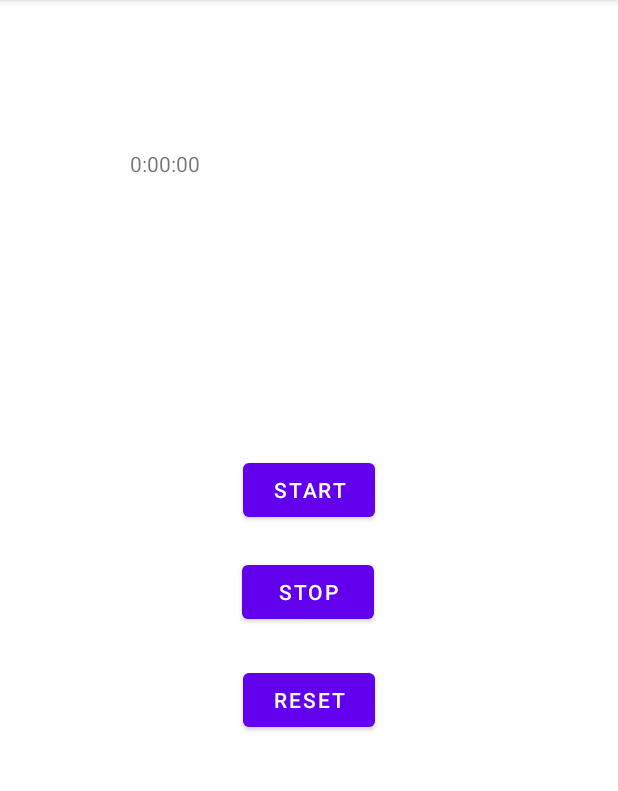
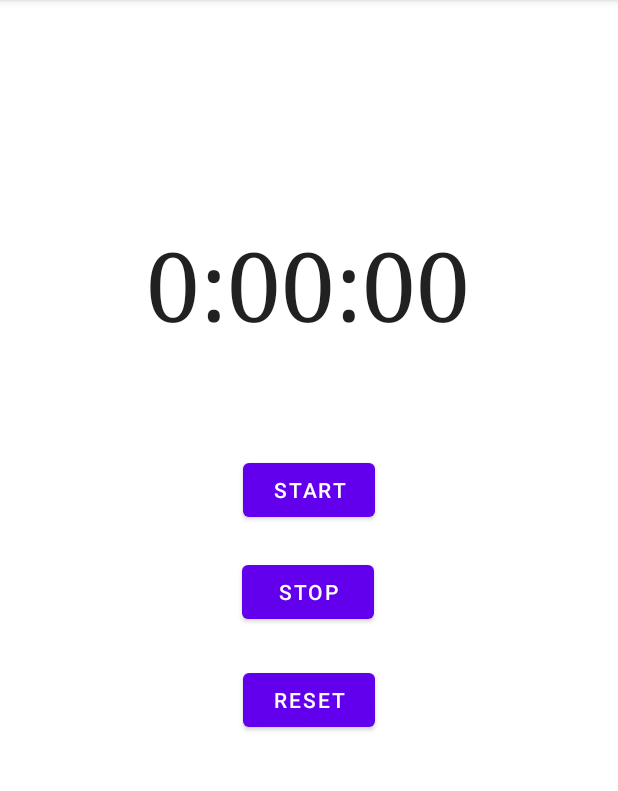
Before and after one commit to MattBroihier/SimpleStopWatch, an Android app: the screen it shows after launch (MainActivity), on a phone screen of 412 x 824 dp, the part 84-875 px from its top. Run offline under Robolectric (Android 15) with nearby library versions, the phone set to English and light mode, and no system bars.

Commit message:
Tweak TimeDisplay textView attributes

```diff
--- a/app/src/main/res/layout/activity_main.xml
+++ b/app/src/main/res/layout/activity_main.xml
@@ -13,7 +13,7 @@
         android:layout_marginStart="16dp"
         android:layout_marginTop="20dp"
         android:layout_marginEnd="16dp"
-        android:text="Stop"
+        android:text="@string/stop"
         app:layout_constraintEnd_toEndOf="parent"
         app:layout_constraintHorizontal_bias="0.498"
         app:layout_constraintStart_toStartOf="parent"
@@ -24,7 +24,11 @@
         android:layout_width="237dp"
         android:layout_height="179dp"
         android:layout_marginTop="8dp"
-        android:text="0:00:00"
+        android:gravity="center|center_horizontal|center_vertical"
+        android:text="@string/DefaultTimerSetting"
+        android:textAppearance="@style/TextAppearance.AppCompat.Large"
+        android:textSize="64sp"
+        android:typeface="serif"
         app:layout_constraintBottom_toBottomOf="parent"
         app:layout_constraintHorizontal_bias="0.497"
         app:layout_constraintLeft_toLeftOf="parent"
@@ -37,7 +41,7 @@
         android:layout_width="wrap_content"
         android:layout_height="wrap_content"
         android:layout_marginTop="24dp"
-        android:text="Start"
+        android:text="@string/start"
         app:layout_constraintEnd_toEndOf="parent"
         app:layout_constraintStart_toStartOf="parent"
         app:layout_constraintTop_toBottomOf="@+id/TimeDisplay_textView" />
@@ -49,7 +53,7 @@
         android:layout_marginStart="24dp"
         android:layout_marginTop="24dp"
         android:layout_marginEnd="24dp"
-        android:text="Reset"
+        android:text="@string/reset"
         app:layout_constraintEnd_toEndOf="parent"
         app:layout_constraintStart_toStartOf="parent"
         app:layout_constraintTop_toBottomOf="@+id/Stop_button" />
--- a/app/src/main/res/values/strings.xml
+++ b/app/src/main/res/values/strings.xml
@@ -1,3 +1,7 @@
 <resources>
     <string name="app_name">SimpleStopWatch</string>
+    <string name="DefaultTimerSetting">0:00:00</string>
+    <string name="start">Start</string>
+    <string name="stop">Stop</string>
+    <string name="reset">Reset</string>
 </resources>
```
